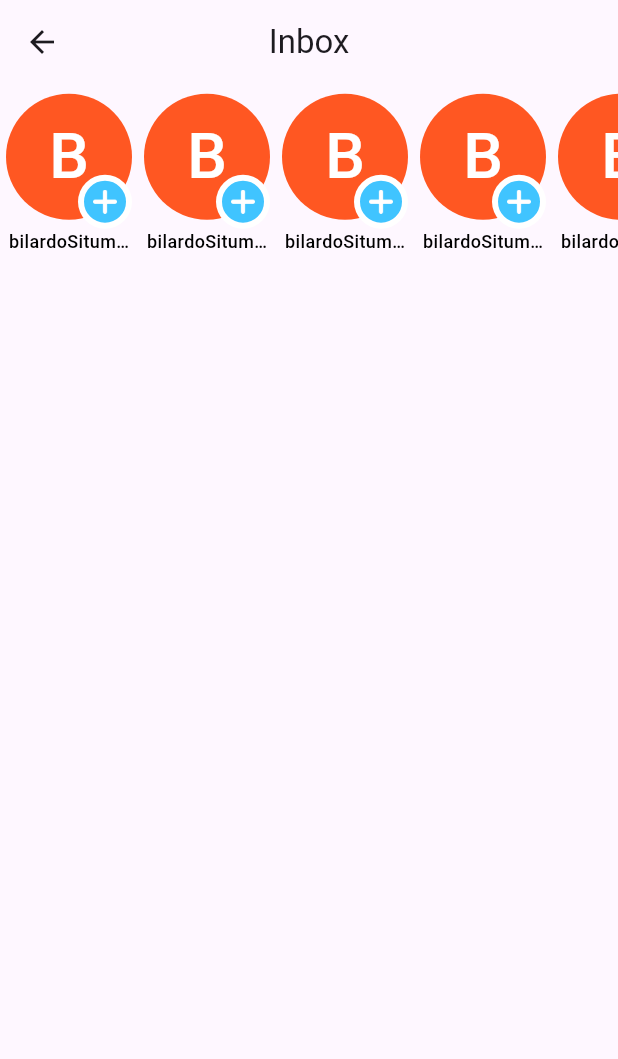
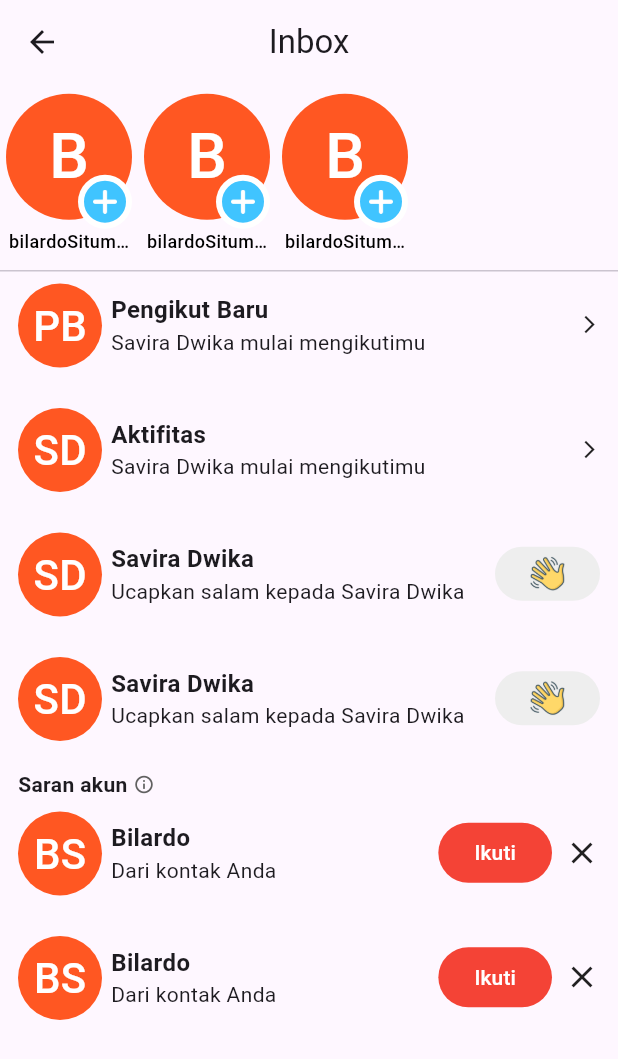
Before and after one commit to bilardos29/tiktokclone, a Flutter app: the InboxPage screen opened directly, on a phone screen of 412 x 824 dp. Shown: the top 1059 px of the screen. Run offline on Flutter 3.47's test engine with Material 2 defaults, Android fonts, the phone set to English and light mode, and no system bars.

Commit message:
update inbox widget

```diff
--- a/tiktokcloneapp/lib/screen/inbox/inbox_page.dart
+++ b/tiktokcloneapp/lib/screen/inbox/inbox_page.dart
@@ -2,6 +2,7 @@ import 'package:flutter/material.dart';
 import 'package:flutter/rendering.dart';
 
 import '../../widgets/profile_frame_widget.dart';
+import 'views/notification_widget.dart';
 
 class InboxPage extends StatefulWidget {
   const InboxPage({Key? key}) : super(key: key);
@@ -22,10 +23,11 @@ class _InboxPageState extends State<InboxPage> {
         child: ListView(
           children: [
             //List Profile live
-            SizedBox(
+            Container(
                 height: 120,
+                margin: const EdgeInsets.only(bottom: 4),
                 child: ListView.builder(
-                  itemCount: 5,
+                  itemCount: 3,
                   shrinkWrap: true,
                   scrollDirection: Axis.horizontal,
                   itemBuilder: (context, index) {
@@ -39,8 +41,52 @@ class _InboxPageState extends State<InboxPage> {
                         ));
                   },
                 )),
-
-
+            const Divider(height: 1),
+            const NotificationWidget(
+              username: 'Pengikut Baru',
+              initial: 'PB',
+              note: 'Savira Dwika mulai mengikutimu',
+              enums: ActionEnum.arrow,
+            ),
+            NotificationWidget(
+              username: 'Aktifitas',
+              initial: 'SD',
+              note: 'Savira Dwika mulai mengikutimu',
+              enums: ActionEnum.arrow,
+            ),
+            ListView.builder(
+                shrinkWrap: true,
+                physics: const NeverScrollableScrollPhysics(),
+                itemCount: 2,
+                itemBuilder: (context, index) {
+                  return const NotificationWidget(
+                    username: 'Savira Dwika',
+                    initial: 'SD',
+                    note: 'Ucapkan salam kepada Savira Dwika',
+                    enums: ActionEnum.hello,
+                  );
+                }),
+            Container(
+                padding: const EdgeInsets.only(left: 12),
+                child: Row(
+                  children: [
+                    const Text('Saran akun',
+                        style: TextStyle(fontWeight: FontWeight.bold)),
+                    const SizedBox(width: 4),
+                    Icon(
+                      Icons.info_outline,
+                      size: 14,
+                      color: Colors.grey[700],
+                    )
+                  ],
+                )),
+            ListView.builder(
+                shrinkWrap: true,
+                physics: const NeverScrollableScrollPhysics(),
+                itemCount: 2,
+                itemBuilder: (context, index) {
+                  return const NotificationWidget(initial: 'BS', username: 'Bilardo', note: 'Dari kontak Anda');
+                })
             //List Inbox
             //List contact advise
           ],
--- /dev/null
+++ b/tiktokcloneapp/lib/screen/inbox/views/notification_widget.dart
@@ -0,0 +1,129 @@
+import 'package:flutter/material.dart';
+import 'package:tiktokcloneapp/widgets/profile_frame_widget.dart';
+
+enum ActionEnum { arrow, notification, hello, follow }
+
+class NotificationWidget extends StatelessWidget {
+  final String? image;
+  final String? initial;
+  final String? username;
+  final String? note;
+  final int? totalNotif;
+  final ActionEnum? enums;
+
+  const NotificationWidget(
+      {this.image,
+      this.initial,
+      this.username,
+      this.note,
+      this.totalNotif = 4,
+      this.enums = ActionEnum.follow,
+      Key? key})
+      : super(key: key);
+
+  bool get isArrow => enums == ActionEnum.arrow;
+
+  bool get isNotification => enums == ActionEnum.notification;
+
+  bool get isHello => enums == ActionEnum.hello;
+
+  bool get isFollow => enums == ActionEnum.follow;
+
+  @override
+  Widget build(BuildContext context) {
+    return Container(
+      padding: const EdgeInsets.symmetric(horizontal: 12, vertical: 8),
+      child: Row(
+        crossAxisAlignment: CrossAxisAlignment.center,
+        children: [
+          ProfileFrameWidget(
+            size: 56,
+            enums: ProfileEnum.normal,
+            screen: PositionEnum.inbox,
+            initialName: initial,
+            image: image,
+          ),
+          Expanded(
+            child: Container(
+              margin: const EdgeInsets.only(left: 6, bottom: 12),
+              child: Row(children: [
+                Expanded(
+                  child: Column(
+                    crossAxisAlignment: CrossAxisAlignment.start,
+                    children: [
+                      Text(username!,
+                          style: const TextStyle(
+                              fontWeight: FontWeight.bold, fontSize: 16)),
+                      Text(
+                        note!,
+                        overflow: TextOverflow.ellipsis,
+                      ),
+                    ],
+                  ),
+                ),
+                isArrow
+                    ? const Icon(
+                        Icons.arrow_forward_ios,
+                        size: 14,
+                      )
+                    : isNotification
+                        ? Column(
+                            crossAxisAlignment: CrossAxisAlignment.end,
+                            children: [
+                              Text('11:45 PM',
+                                  style: TextStyle(
+                                      fontSize: 14, color: Colors.grey[500])),
+                              Container(
+                                height: totalNotif! > 1 ? 16 : 8,
+                                width: totalNotif! > 1 ? 20 : 8,
+                                margin: EdgeInsets.only(
+                                    top: totalNotif! > 1 ? 6 : 10),
+                                alignment: Alignment.center,
+                                decoration: BoxDecoration(
+                                    borderRadius: BorderRadius.circular(16),
+                                    color: Colors.red),
+                                child: totalNotif! > 1
+                                    ? const Text(
+                                        '2',
+                                        style: TextStyle(
+                                            color: Colors.white, fontSize: 12),
+                                      )
+                                    : const SizedBox(),
+                              ),
+                            ],
+                          )
+                        : isHello
+                            ? Container(
+                                width: 70,
+                                padding:
+                                    const EdgeInsets.symmetric(vertical: 6),
+                                decoration: BoxDecoration(
+                                  borderRadius: BorderRadius.circular(20),
+                                  color: Colors.grey[200],
+                                ),
+                                child: Image.asset(
+                                  'images/ic_wave.png',
+                                  height: 24,
+                                  width: 24,
+                                ),
+                              )
+                            : Row(children: [
+                                FilledButton(
+                                  onPressed: () {},
+                                  child: const Text('Ikuti'),
+                                  style: ButtonStyle(
+                                      backgroundColor:
+                                          MaterialStateColor.resolveWith(
+                                              (states) => Colors.red)),
+                                ),
+                                const SizedBox(width: 8),
+                                const Icon(Icons.close)
+                              ]),
+              ]),
+            ),
+          ),
+        ],
+      ),
+    );
+  }
+}
--- a/tiktokcloneapp/pubspec.yaml
+++ b/tiktokcloneapp/pubspec.yaml
@@ -66,6 +66,7 @@ flutter:
     - images/ic_add.png
     - images/ic_add2.png
     - images/ic_live.png
+    - images/ic_wave.png
 
   # An image asset can refer to one or more resolution-specific "variants", see
   # https://flutter.dev/assets-and-images/#resolution-aware
```
Also changed, not shown: tiktokcloneapp/images/ic_wave.png (added).
